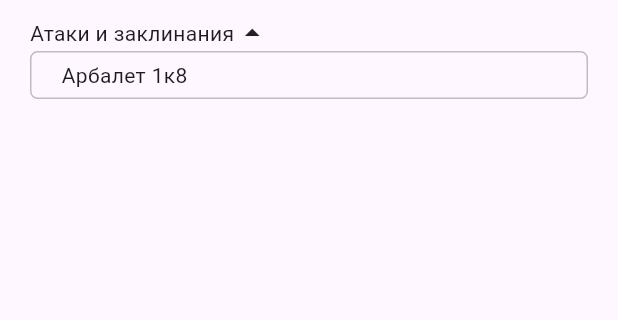
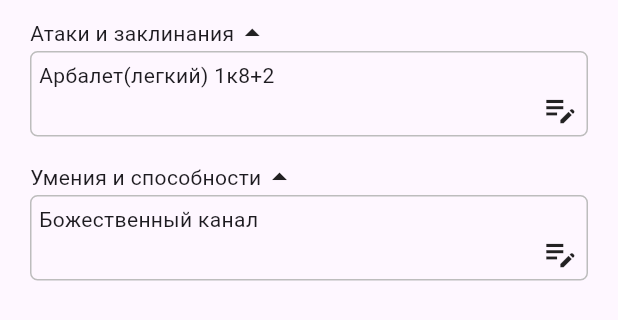
Before and after one commit to RetroZoomer/KP_Android_Front, a Flutter app: the AttacksAndSkills widget shown alone on an empty page, opened directly, on a phone screen of 412 x 824 dp. Shown: the top 320 px of the screen. Run offline on Flutter 3.47's test engine with Material 3 defaults, Android fonts, the phone set to English and light mode, and no system bars; our stand-ins replace get; missing offline and left inert: dart:html, dart:js.

```diff
--- a/lib/pages/character/character_attacks_and_skills.dart
+++ b/lib/pages/character/character_attacks_and_skills.dart
@@ -1,5 +1,6 @@
 import 'package:flutter/cupertino.dart';
 import 'package:flutter/material.dart';
+import 'package:kp_android/pages/character/widget/extandable_text_widget.dart';
 
 class AttacksAndSkills extends StatefulWidget {
   const AttacksAndSkills({super.key});
@@ -17,32 +18,9 @@ class _AttacksAndSkillsState extends State<AttacksAndSkills> {
           padding: EdgeInsets.only(left: 20, top: 10, right: 20, bottom: 10),
           child: Column(
             children: [
-              // Подпись окна
-              Container(
-                child: Row(children: [
-                  Text("Атаки и заклинания"),
-                  Icon(Icons.arrow_drop_up)
-                ]),
-              ),
-              // Окно
-              Row(
-                children: [
-                  Expanded(child:
-                  Container(
-                    padding: EdgeInsets.only(left: 20, top: 5, right: 20, bottom: 5),
-                    decoration: BoxDecoration(
-                        borderRadius: BorderRadius.all(Radius.circular(5)),
-                        border: Border.all(
-                          style: BorderStyle.solid,
-                          width: 1.0,
-                          color: Colors.grey.shade400,
-                        )
-                    ),
-                    child: Text("Aрбалет 1к8"),
-                  ))
-                ],
-              )
-
+              ExtandableTextWidget(header: "Атаки и заклинания", text: "Арбалет(легкий) 1к8+2"),
+              SizedBox(height: 15,),
+              ExtandableTextWidget(header: "Умения и способности", text: "Божественный канал"),
             ],
           ),
         )
--- /dev/null
+++ b/lib/pages/character/widget/extandable_text_widget.dart
@@ -0,0 +1,100 @@
+import 'package:flutter/cupertino.dart';
+import 'package:flutter/material.dart';
+
+class ExtandableTextWidget extends StatefulWidget {
+  final String header;
+  final String text;
+  const ExtandableTextWidget({super.key, required this.header, required this.text});
+
+  @override
+  State<ExtandableTextWidget> createState() => _ExtandableTextWidgetState();
+}
+
+class _ExtandableTextWidgetState extends State<ExtandableTextWidget> {
+  bool isHiddenText = false;
+  late String header;
+  late String text;
+
+
+  @override
+  void initState() {
+    super.initState();
+    header = widget.header;
+    text = widget.text;
+
+  }
+
+  @override
+  Widget build(BuildContext context) {
+    return Container(
+      child: Column(
+        children: [
+          Column(
+            children: [
+              // Подпись окна
+              InkWell(
+                onTap: () {
+                  setState(() {
+                    isHiddenText = !isHiddenText;
+                  });
+                },
+                child: Row(children: [
+                  Text(header),
+                  Icon(isHiddenText?Icons.arrow_drop_down:Icons.arrow_drop_up)
+                ]),
+              ),
+              // Окно
+              Row(
+                children: [
+                  // Текст
+                  Expanded(child:
+                    isHiddenText?
+                    Container(
+                      height: 2,
+                      padding: EdgeInsets.only(left: 5, top: 5, right: 5, bottom: 5),
+                      decoration: BoxDecoration(
+                          borderRadius: BorderRadius.all(Radius.circular(5)),
+                          border: Border.all(
+                            style: BorderStyle.solid,
+                            width: 1.0,
+                            color: Colors.grey.shade400,
+                          )
+                      ),
+                    )
+                        :
+                    Container(
+                      padding: EdgeInsets.only(left: 5, top: 5, right: 5, bottom: 5),
+                      decoration: BoxDecoration(
+                          borderRadius: BorderRadius.all(Radius.circular(5)),
+                          border: Border.all(
+                            style: BorderStyle.solid,
+                            width: 1.0,
+                            color: Colors.grey.shade400,
+                          )
+                      ),
+                      child: Column(
+                        crossAxisAlignment: CrossAxisAlignment.start,
+                        children: [
+                          Text(
+                              text
+                          ),
+                          Align(
+                            alignment: Alignment.bottomRight,
+                            child: Icon(
+                              Icons.edit_note,
+                              size: 25,
+                            ),
+                          )
+                        ],
+                      ),
+                    )
+                  ),
+                ],
+              ),
+            ],
+          ),
+        ],
+      ),
+    );
+  }
+}
```
Also changed, not shown: lib/pages/character/character_additional_abilities.dart (added, +28 -0 lines), lib/pages/character/character_equipment_and_treasures.dart (added, +38 -0 lines), lib/pages/character/character_notes.dart (added, +32 -0 lines), lib/pages/character/character_page.dart (+17 -3 lines), lib/pages/character/character_personality_and_appearance.dart (added, +31 -0 lines), lib/pages/character/character_spells.dart (added, +107 -0 lines), lib/pages/character/chracter_passive_feelings_and_possessions.dart (added, +133 -0 lines), lib/pages/character/goals_and_objectives.dart (added, +27 -0 lines).
